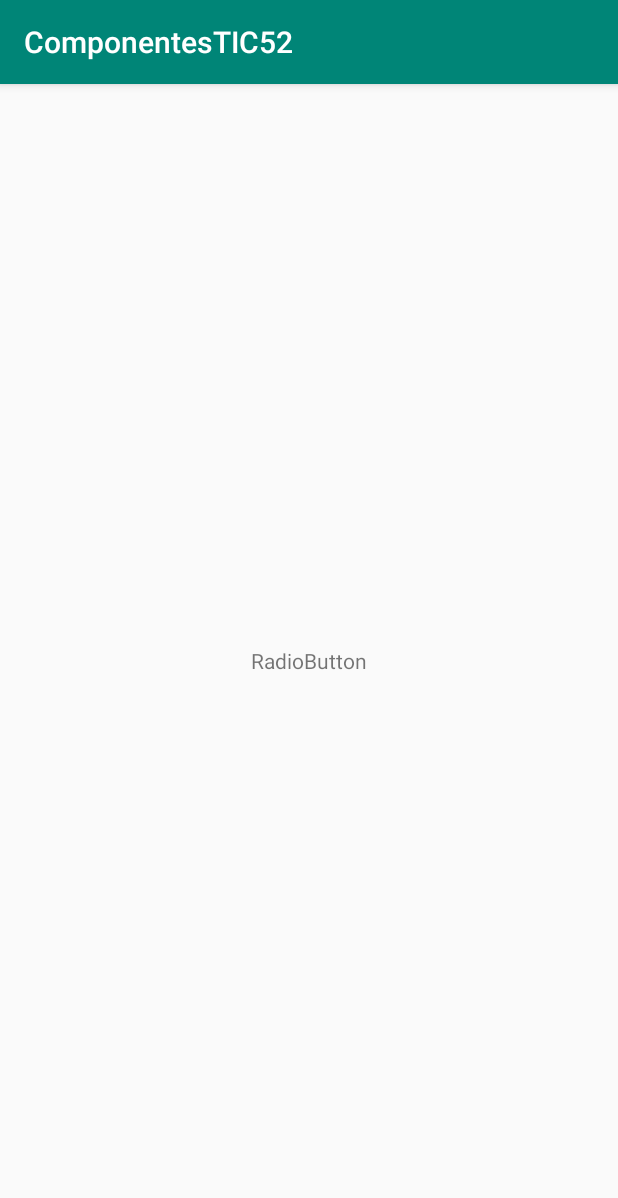
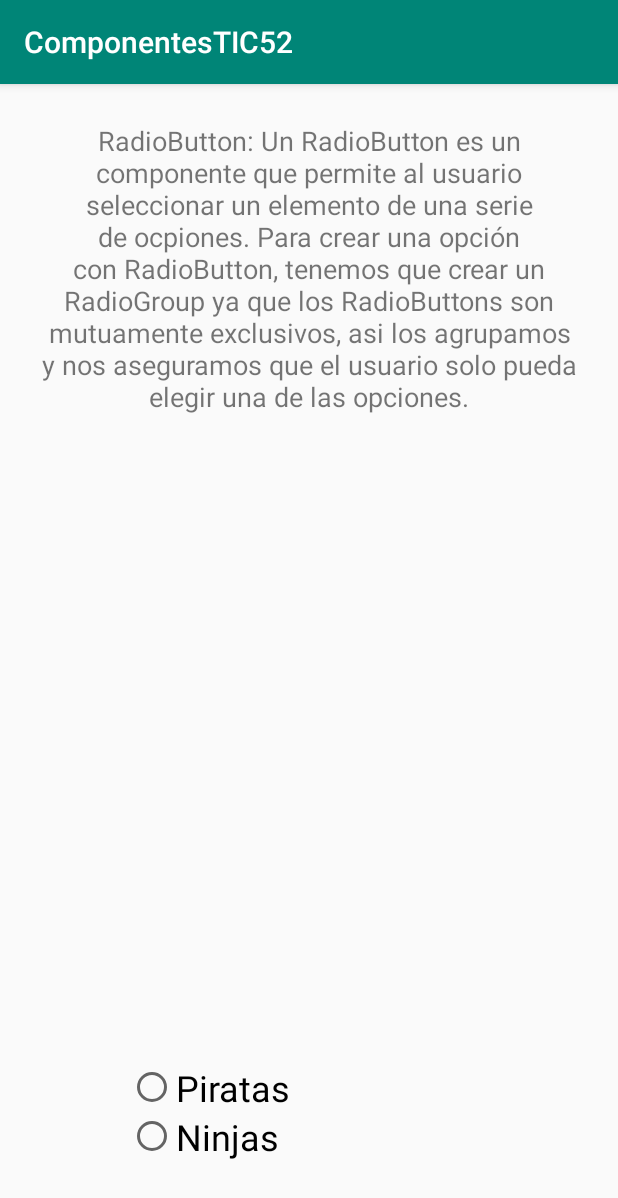
Before and after one commit to salvadorhmutec/componentes_android_tic52, an Android app: the Activity_RadioButton_GroupButton screen opened directly, with no data from a screen before it, on a phone screen of 412 x 824 dp. Shown: the top 1198 px of the screen. Run offline under Robolectric (Android 15) with nearby library versions, the phone set to English and light mode, and no system bars.

Commit message:
Vista para el activity RadioButton

```diff
--- a/app/src/main/res/layout/activity__radio_button__group_button.xml
+++ b/app/src/main/res/layout/activity__radio_button__group_button.xml
@@ -6,15 +6,43 @@
     android:layout_height="match_parent"
     tools:context=".Activity_RadioButton_GroupButton">
 
+    <RadioGroup xmlns:android="http://schemas.android.com/apk/res/android"
+        android:layout_width="187dp"
+        android:layout_height="wrap_content"
+        android:layout_marginStart="85dp"
+        android:layout_marginBottom="50dp"
+        android:orientation="vertical"
+        app:layout_constraintBottom_toBottomOf="parent"
+        app:layout_constraintStart_toStartOf="parent">
+
+        <RadioButton
+            android:id="@+id/radio_pirates"
+            android:layout_width="wrap_content"
+            android:layout_height="wrap_content"
+            android:onClick="onRadioButtonClicked"
+            android:text="Piratas"
+            android:textSize="24sp" />
+
+        <RadioButton
+            android:id="@+id/radio_ninjas"
+            android:layout_width="wrap_content"
+            android:layout_height="wrap_content"
+            android:onClick="onRadioButtonClicked"
+            android:text="Ninjas"
+            android:textSize="24sp" />
+    </RadioGroup>
+
     <TextView
-        android:layout_width="wrap_content"
+        android:id="@+id/textView_Descripcion"
+        android:layout_width="0dp"
         android:layout_height="wrap_content"
-        android:layout_marginStart="8dp"
-        android:layout_marginTop="8dp"
-        android:layout_marginEnd="8dp"
-        android:layout_marginBottom="8dp"
-        android:text="@string/radiobutton"
-        app:layout_constraintBottom_toBottomOf="parent"
+        android:layout_marginStart="25dp"
+        android:layout_marginTop="25dp"
+        android:layout_marginEnd="25dp"
+        android:text="@string/radiobutton_description"
+        android:textAlignment="center"
+        android:textSize="18sp"
+        android:visibility="visible"
         app:layout_constraintEnd_toEndOf="parent"
         app:layout_constraintStart_toStartOf="parent"
         app:layout_constraintTop_toTopOf="parent" />
```
